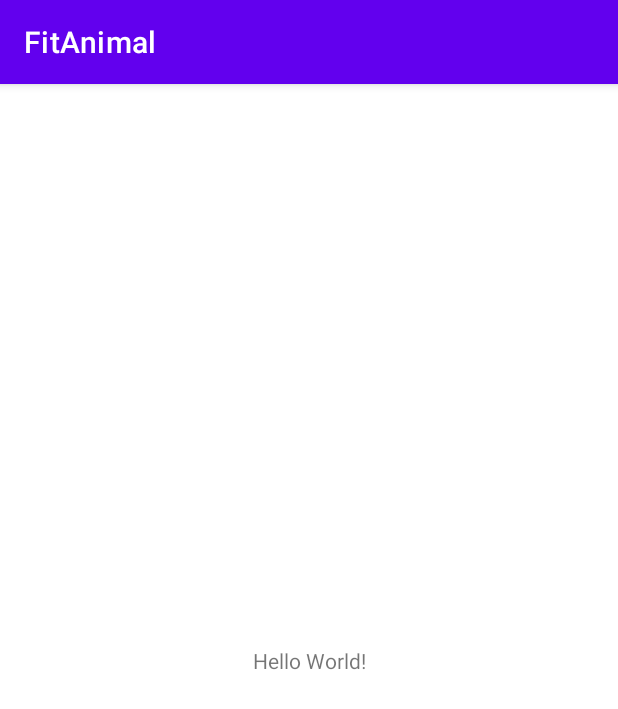
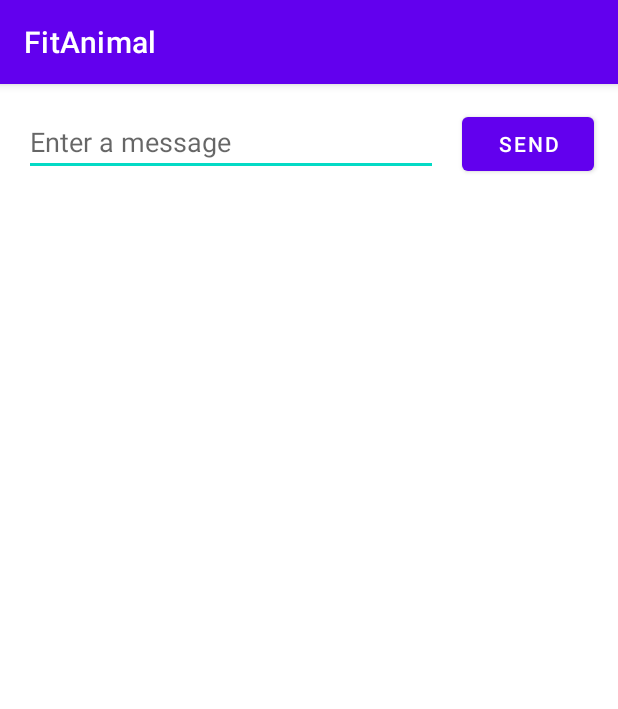
Before and after one commit to mmalarski/FitAnimal, an Android app: the screen it shows after launch (MainActivity), on a phone screen of 412 x 824 dp. Shown: the top 709 px of the screen. Run offline under Robolectric (Android 15) with nearby library versions, the phone set to English and light mode, and no system bars.

Commit message:
left screen and textfield added

```diff
--- a/app/src/main/java/com/example/fitanimal/MainActivity.kt
+++ b/app/src/main/java/com/example/fitanimal/MainActivity.kt
@@ -1,11 +1,28 @@
 package com.example.fitanimal
 
+import android.animation.ValueAnimator
+import android.content.Intent
 import androidx.appcompat.app.AppCompatActivity
 import android.os.Bundle
+import android.view.View
+import android.widget.EditText
+
+const val EXTRA_MESSAGE = "com.example.fitanimal.MESSAGE"
 
 class MainActivity : AppCompatActivity() {
     override fun onCreate(savedInstanceState: Bundle?) {
         super.onCreate(savedInstanceState)
         setContentView(R.layout.activity_main)
     }
+
+    fun sendMessage(view: View) {
+
+        val editText = findViewById<EditText>(R.id.editTextTextPersonName)
+        val message = editText.text.toString()
+        val intent = Intent(this, DisplayMessageActivity::class.java).apply {
+            putExtra(EXTRA_MESSAGE, message)
+        }
+        startActivity(intent);
+        overridePendingTransition(R.anim.slide_in_left, R.anim.slide_out_right);
+    }
 }
--- /dev/null
+++ b/app/src/main/res/anim/slide_in_left.xml
@@ -0,0 +1,8 @@
+<?xml version="1.0" encoding="utf-8"?>
+
+<set xmlns:android="http://schemas.android.com/apk/res/android">
+    <translate
+        android:duration="@android:integer/config_mediumAnimTime"
+        android:fromXDelta="100%p"
+        android:toXDelta="100%p" />
+</set>
--- /dev/null
+++ b/app/src/main/res/anim/slide_out_right.xml
@@ -0,0 +1,8 @@
+<?xml version="1.0" encoding="utf-8"?>
+
+<set xmlns:android="http://schemas.android.com/apk/res/android">
+    <translate
+        android:duration="@android:integer/config_mediumAnimTime"
+        android:fromXDelta="100%p"
+        android:toXDelta="100%p" />
+</set>
--- a/app/src/main/res/layout/activity_main.xml
+++ b/app/src/main/res/layout/activity_main.xml
@@ -6,13 +6,30 @@
     android:layout_height="match_parent"
     tools:context=".MainActivity">
 
-    <TextView
+    <EditText
+        android:id="@+id/editTextTextPersonName"
+        android:layout_width="0dp"
+        android:layout_height="wrap_content"
+        android:layout_marginStart="16dp"
+        android:layout_marginTop="16dp"
+        android:ems="10"
+        android:hint="@string/edit_message"
+        android:inputType="textPersonName"
+        app:layout_constraintEnd_toStartOf="@+id/button"
+        app:layout_constraintHorizontal_bias="0.5"
+        app:layout_constraintStart_toStartOf="parent"
+        app:layout_constraintTop_toTopOf="parent" />
+
+    <Button
+        android:id="@+id/button"
         android:layout_width="wrap_content"
         android:layout_height="wrap_content"
-        android:text="Hello World!"
-        app:layout_constraintBottom_toBottomOf="parent"
-        app:layout_constraintLeft_toLeftOf="parent"
-        app:layout_constraintRight_toRightOf="parent"
-        app:layout_constraintTop_toTopOf="parent" />
-
+        android:layout_marginStart="16dp"
+        android:layout_marginEnd="16dp"
+        android:onClick="sendMessage"
+        android:text="@string/button_send"
+        app:layout_constraintBaseline_toBaselineOf="@+id/editTextTextPersonName"
+        app:layout_constraintEnd_toEndOf="parent"
+        app:layout_constraintHorizontal_bias="0.5"
+        app:layout_constraintStart_toEndOf="@+id/editTextTextPersonName" />
 </androidx.constraintlayout.widget.ConstraintLayout>
--- a/app/src/main/res/values/strings.xml
+++ b/app/src/main/res/values/strings.xml
@@ -1,3 +1,5 @@
 <resources>
     <string name="app_name">FitAnimal</string>
+    <string name="edit_message">Enter a message</string>
+    <string name="button_send">Send</string>
 </resources>
```
Also changed, not shown: app/src/main/AndroidManifest.xml (+8 -0 lines), app/src/main/java/com/example/fitanimal/DisplayMessageActivity.kt (added, +25 -0 lines), app/src/main/res/anim/slide_in_right.xml (added, +8 -0 lines), app/src/main/res/anim/slide_out_left.xml (added, +8 -0 lines), app/src/main/res/layout/activity_display_message.xml (added, +23 -0 lines).
